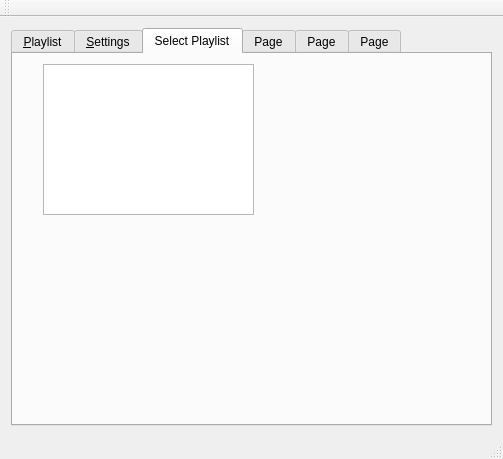
First picture: the form in archsimian.ui, repository Harpo3/archsimian, before the edit.
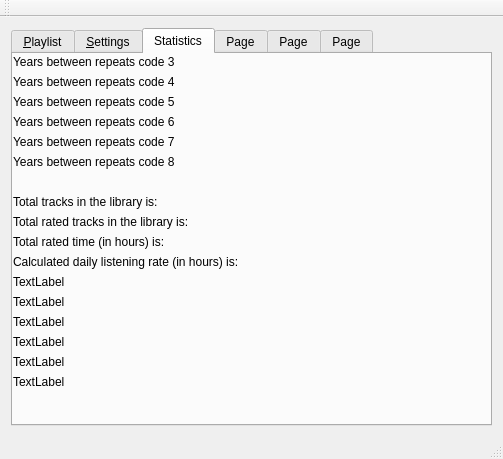
Second picture: the form after the edit. The open tabs and pages were chosen to show the change.

Commit message: Moved most of code to archsimian.cpp and loaded some stats to gui.

```diff
--- a/archsimian.ui
+++ b/archsimian.ui
@@ -326,16 +326,214 @@
       </widget>
       <widget class="QWidget" name="selectPlaylist">
        <attribute name="title">
-        <string>Select Playlist</string>
+        <string>Statistics</string>
        </attribute>
-       <widget class="QListWidget" name="listWidget">
+       <widget class="QLabel" name="ybrLabel3">
         <property name="geometry">
          <rect>
-          <x>30</x>
-          <y>10</y>
-          <width>211</width>
-          <height>151</height>
+          <x>0</x>
+          <y>0</y>
+          <width>470</width>
+          <height>16</height>
          </rect>
+        </property>
+        <property name="text">
+         <string>Years between repeats code 3</string>
+        </property>
+       </widget>
+       <widget class="QLabel" name="ybrLabel4">
+        <property name="geometry">
+         <rect>
+          <x>0</x>
+          <y>20</y>
+          <width>470</width>
+          <height>16</height>
+         </rect>
+        </property>
+        <property name="text">
+         <string>Years between repeats code 4</string>
+        </property>
+       </widget>
+       <widget class="QLabel" name="ybrLabel5">
+        <property name="geometry">
+         <rect>
+          <x>0</x>
+          <y>40</y>
+          <width>470</width>
+          <height>16</height>
+         </rect>
+        </property>
+        <property name="text">
+         <string>Years between repeats code 5</string>
+        </property>
+       </widget>
+       <widget class="QLabel" name="ybrLabel6">
+        <property name="geometry">
+         <rect>
+          <x>0</x>
+          <y>60</y>
+          <width>470</width>
+          <height>16</height>
+         </rect>
+        </property>
+        <property name="text">
+         <string>Years between repeats code 6</string>
+        </property>
+       </widget>
+       <widget class="QLabel" name="ybrLabel7">
+        <property name="geometry">
+         <rect>
+          <x>0</x>
+          <y>80</y>
+          <width>470</width>
+          <height>16</height>
+         </rect>
+        </property>
+        <property name="text">
+         <string>Years between repeats code 7</string>
+        </property>
+       </widget>
+       <widget class="QLabel" name="ybrLabel8">
+        <property name="geometry">
+         <rect>
+          <x>0</x>
+          <y>100</y>
+          <width>470</width>
+          <height>16</height>
+         </rect>
+        </property>
+        <property name="text">
+         <string>Years between repeats code 8</string>
+        </property>
+       </widget>
+       <widget class="QLabel" name="label_8">
+        <property name="geometry">
+         <rect>
+          <x>0</x>
+          <y>320</y>
+          <width>470</width>
+          <height>16</height>
+         </rect>
+        </property>
+        <property name="text">
+         <string>TextLabel</string>
+        </property>
+       </widget>
+       <widget class="QLabel" name="tottracksLabel">
+        <property name="geometry">
+         <rect>
+          <x>0</x>
+          <y>140</y>
+          <width>470</width>
+          <height>16</height>
+         </rect>
+        </property>
+        <property name="text">
+         <string>Total tracks in the library is:</string>
+        </property>
+       </widget>
+       <widget class="QLabel" name="totratedtracksLabel">
+        <property name="geometry">
+         <rect>
+          <x>0</x>
+          <y>160</y>
+          <width>470</width>
+          <height>16</height>
+         </rect>
+        </property>
+        <property name="text">
+         <string>Total rated tracks in the library is:</string>
+        </property>
+       </widget>
+       <widget class="QLabel" name="totratedtimeLabel">
+        <property name="geometry">
+         <rect>
+          <x>0</x>
+          <y>180</y>
+          <width>470</width>
+          <height>15</height>
+         </rect>
+        </property>
+        <property name="text">
+         <string>Total rated time (in hours) is:</string>
+        </property>
+       </widget>
+       <widget class="QLabel" name="dailylistenLabel">
+        <property name="geometry">
+         <rect>
+          <x>0</x>
+          <y>200</y>
+          <width>470</width>
+          <height>15</height>
+         </rect>
+        </property>
+        <property name="text">
+         <string>Calculated daily listening rate (in hours) is:</string>
+        </property>
+       </widget>
+       <widget class="QLabel" name="label_13">
+        <property name="geometry">
+         <rect>
+          <x>0</x>
+          <y>220</y>
+          <width>470</width>
+          <height>15</height>
+         </rect>
+        </property>
+        <property name="text">
+         <string>TextLabel</string>
+        </property>
+       </widget>
+       <widget class="QLabel" name="label_14">
+        <property name="geometry">
+         <rect>
+          <x>0</x>
+          <y>240</y>
+          <width>470</width>
+          <height>15</height>
+         </rect>
+        </property>
+        <property name="text">
+         <string>TextLabel</string>
+        </property>
+       </widget>
+       <widget class="QLabel" name="label_15">
+        <property name="geometry">
+         <rect>
+          <x>0</x>
+          <y>260</y>
+          <width>470</width>
+          <height>15</height>
+         </rect>
+        </property>
+        <property name="text">
+         <string>TextLabel</string>
+        </property>
+       </widget>
+       <widget class="QLabel" name="label_16">
+        <property name="geometry">
+         <rect>
+          <x>0</x>
+          <y>280</y>
+          <width>470</width>
+          <height>15</height>
+         </rect>
+        </property>
+        <property name="text">
+         <string>TextLabel</string>
+        </property>
+       </widget>
+       <widget class="QLabel" name="label_17">
+        <property name="geometry">
+         <rect>
+          <x>0</x>
+          <y>300</y>
+          <width>470</width>
+          <height>15</height>
+         </rect>
+        </property>
+        <property name="text">
+         <string>TextLabel</string>
         </property>
        </widget>
       </widget>
```
Left out of the diff: 63 changed lines with no effect on the pictures. The commit also changes 8 other files.
